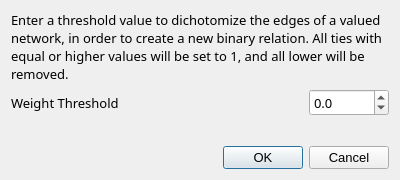
The window that src/forms/dialogedgedichotomization.ui (socnetv/app) describes before a commit, drawn with Qt 5.
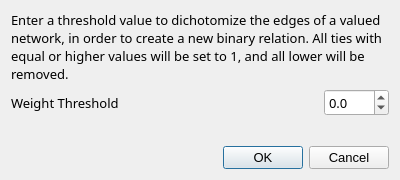
The same window after the commit.

```diff
--- a/src/forms/dialogedgedichotomization.ui
+++ b/src/forms/dialogedgedichotomization.ui
@@ -69,6 +69,19 @@
        </property>
       </widget>
      </item>
+     <item>
+      <spacer name="horizontalSpacer">
+       <property name="orientation">
+        <enum>Qt::Horizontal</enum>
+       </property>
+       <property name="sizeHint" stdset="0">
+        <size>
+         <width>40</width>
+         <height>20</height>
+        </size>
+       </property>
+      </spacer>
+     </item>
      <item>
       <widget class="QDoubleSpinBox" name="weightThreshold">
        <property name="minimumSize">
```
